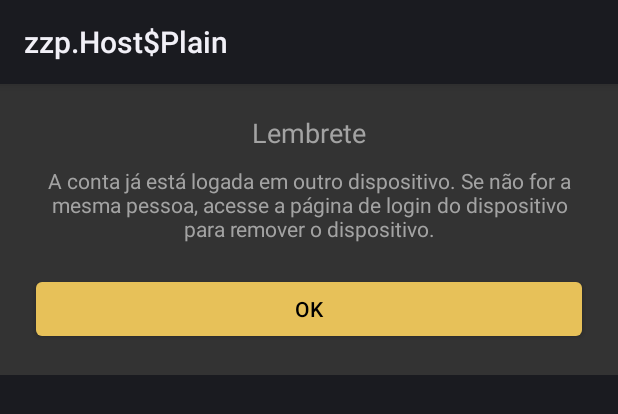
After one commit to wAwa80/Unity_Android_Callback_AndroidJavaProxy, an Android app: the layout no_connect_dialog_custom.xml on its own in the app's theme, with its tools: preview values and no code run, on a phone screen of 412 x 824 dp. The commit adds this screen. Shown: the top 414 px of the screen. Run offline under Robolectric (Android 15) with nearby library versions, the phone set to English and light mode, and no system bars.

Commit message:
add: 在WebView上层添加按钮和弹窗，封装成api，供Unity调用

```diff
--- a/unitylibmodule/src/main/AndroidManifest.xml
+++ b/unitylibmodule/src/main/AndroidManifest.xml
@@ -30,7 +30,7 @@
             android:exported="false"
             android:screenOrientation="portrait"
             />
-        <activity android:name=".ButtonActivity" android:theme="@android:style/Theme.Translucent.NoTitleBar.Fullscreen"/>
+<!--        <activity android:name=".ButtonActivity" android:theme="@android:style/Theme.Translucent.NoTitleBar.Fullscreen"/>-->
 
     </application>
 
--- /dev/null
+++ b/unitylibmodule/src/main/res/drawable/dialog_background.xml
@@ -0,0 +1,4 @@
+<shape xmlns:android="http://schemas.android.com/apk/res/android">
+    <solid android:color="#333333" />
+<!--    <corners android:radius="12dp" />-->
+</shape>
--- /dev/null
+++ b/unitylibmodule/src/main/res/layout/no_connect_dialog_custom.xml
@@ -0,0 +1,37 @@
+<?xml version="1.0" encoding="utf-8"?>
+<LinearLayout xmlns:android="http://schemas.android.com/apk/res/android"
+    android:layout_width="match_parent"
+    android:layout_height="wrap_content"
+    android:orientation="vertical"
+    android:padding="20dp"
+    android:background="@drawable/dialog_background">
+
+    <TextView
+        android:id="@+id/dialog_title"
+        android:layout_width="wrap_content"
+        android:layout_height="wrap_content"
+        android:text="Lembrete"
+        android:textSize="18sp"
+        android:textColor="@color/grey"
+        android:layout_gravity="center_horizontal"
+        android:paddingBottom="10dp" />
+
+    <TextView
+        android:id="@+id/dialog_message"
+        android:layout_width="wrap_content"
+        android:layout_height="wrap_content"
+        android:text="A conta já está logada em outro dispositivo. Se não for a mesma pessoa, acesse a página de login do dispositivo para remover o dispositivo."
+        android:textSize="14sp"
+        android:textColor="@color/grey"
+        android:gravity="center"
+        android:paddingBottom="20dp" />
+
+    <Button
+        android:id="@+id/dialog_ok_button"
+        android:layout_width="match_parent"
+        android:layout_height="wrap_content"
+        android:text="OK"
+        android:backgroundTint="@color/yellow"
+        android:textColor="@android:color/black"
+        android:layout_gravity="center_horizontal" />
+</LinearLayout>
--- /dev/null
+++ b/unitylibmodule/src/main/res/values/colors.xml
@@ -0,0 +1,5 @@
+<?xml version="1.0" encoding="utf-8"?>
+<resources>
+    <color name="yellow">#E7C159</color>
+    <color name="grey">#A3A3A3</color>
+</resources>
--- a/unitylibmodule/src/main/res/values/style.xml
+++ b/unitylibmodule/src/main/res/values/style.xml
@@ -4,4 +4,8 @@
         <item name="android:indeterminateDrawable">@android:drawable/progress_indeterminate_horizontal</item>
         <item name="android:progressDrawable">@drawable/progress_scale</item>
     </style>
+    <!-- 圆角不支持 -->
+<!--    <style name="AppTheme.AlertDialog" parent="Theme.AppCompat.Light.Dialog">-->
+<!--        <item name="android:windowBackground">@drawable/dialog_background</item>-->
+<!--    </style>-->
 </resources>
```
Also changed, not shown: unitylibmodule/src/main/java/com/uni/unitylibmodule/ButtonPlugin.java (+12 -0 lines), unitylibmodule/src/main/java/com/uni/unitylibmodule/WebActivity.java (+36 -1 lines).
